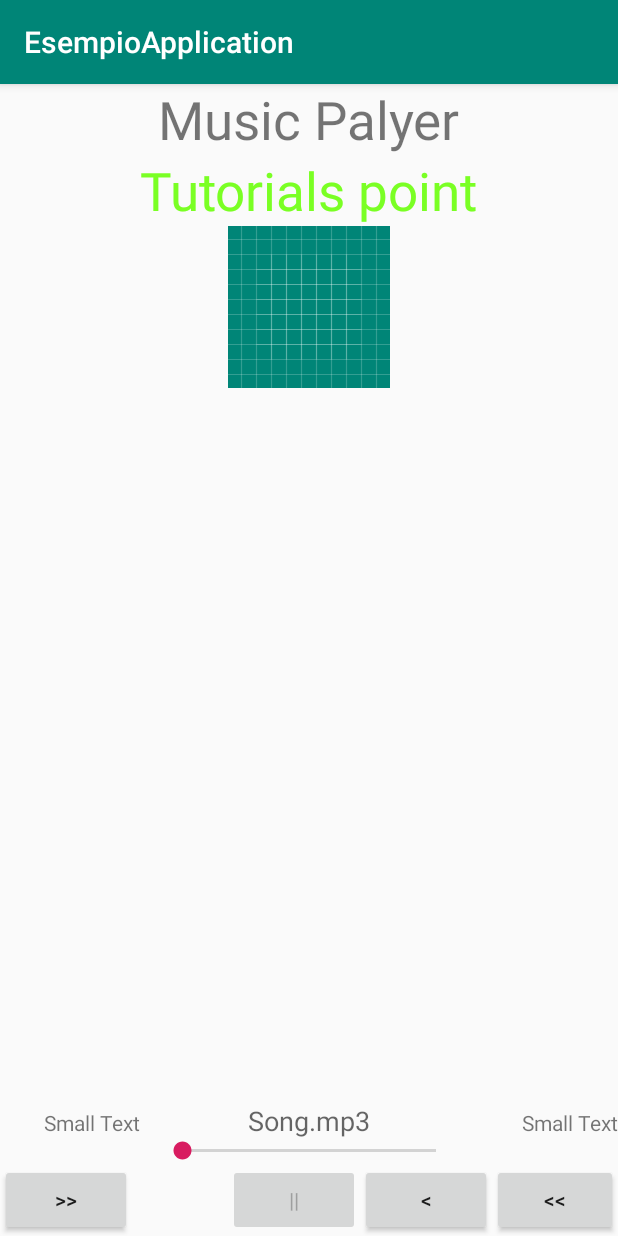
After one commit to omega9999/EsempioApplication, an Android app: the Mp3Activity screen opened directly, with no data from a screen before it, on a phone screen of 412 x 824 dp. The commit adds this screen. Run offline under Robolectric (Android 15) with nearby library versions, the phone set to English and light mode, and no system bars.

Commit message:
add example activity

```diff
--- a/app/src/main/java/com/example/esempioapplication/MainActivity.java
+++ b/app/src/main/java/com/example/esempioapplication/MainActivity.java
@@ -43,7 +43,7 @@ public class MainActivity extends AppCompatActivity {
 
         if (ContextCompat.checkSelfPermission(this, Manifest.permission.ACCESS_COARSE_LOCATION) != PackageManager.PERMISSION_GRANTED) {
             // Permission is not granted
-            Log.e(TAG,"Permission is not granted");
+            Log.e(TAG, "Permission is not granted");
         }
 
 
@@ -67,8 +67,7 @@ public class MainActivity extends AppCompatActivity {
                 final long position = (long) (Math.random() * duration);
                 if (Build.VERSION.SDK_INT >= Build.VERSION_CODES.O) {
                     mMediaPlayer.seekTo(position, MediaPlayer.SEEK_PREVIOUS_SYNC);
-                }
-                else{
+                } else {
                     mMediaPlayer.seekTo((int) position);
                 }
             }
--- /dev/null
+++ b/app/src/main/java/com/example/esempioapplication/Mp3Activity.java
@@ -0,0 +1,147 @@
+package com.example.esempioapplication;
+
+import androidx.appcompat.app.AppCompatActivity;
+
+import android.media.MediaPlayer;
+import android.os.Bundle;
+import android.os.Handler;
+import android.view.View;
+import android.widget.Button;
+import android.widget.ImageView;
+import android.widget.SeekBar;
+import android.widget.TextView;
+import android.widget.Toast;
+
+import java.util.concurrent.TimeUnit;
+
+/**
+ * http://www.tutorialspoint.com/android/android_mediaplayer.htm
+ */
+public class Mp3Activity extends AppCompatActivity {
+
+    private Button b1, b2, b3, b4;
+    private ImageView iv;
+    private MediaPlayer mediaPlayer;
+
+    private double startTime = 0;
+    private double finalTime = 0;
+
+    private Handler myHandler = new Handler();
+    private int forwardTime = 5000;
+    private int backwardTime = 5000;
+    private SeekBar seekbar;
+    private TextView tx1, tx2, tx3;
+
+    public static int oneTimeOnly = 0;
+
+    @Override
+    protected void onCreate(Bundle savedInstanceState) {
+        super.onCreate(savedInstanceState);
+        setContentView(R.layout.activity_mp3);
+
+        b1 = findViewById(R.id.button);
+        b2 = findViewById(R.id.button2);
+        b3 = findViewById(R.id.button3);
+        b4 = findViewById(R.id.button4);
+        iv = findViewById(R.id.imageView);
+
+        tx1 = findViewById(R.id.textView2);
+        tx2 = findViewById(R.id.textView3);
+        tx3 = findViewById(R.id.textView4);
+        tx3.setText(R.string.song_name);
+
+        mediaPlayer = MediaPlayer.create(this, R.raw.inno_nazionale_italia);
+        seekbar = findViewById(R.id.seekBar);
+        seekbar.setClickable(false);
+        b2.setEnabled(false);
+
+        b3.setOnClickListener(new View.OnClickListener() {
+            @Override
+            public void onClick(View v) {
+                Toast.makeText(getApplicationContext(), "Playing sound", Toast.LENGTH_SHORT).show();
+                mediaPlayer.start();
+
+                finalTime = mediaPlayer.getDuration();
+                startTime = mediaPlayer.getCurrentPosition();
+
+                if (oneTimeOnly == 0) {
+                    seekbar.setMax((int) finalTime);
+                    oneTimeOnly = 1;
+                }
+
+                tx2.setText(String.format("%d min, %d sec",
+                        TimeUnit.MILLISECONDS.toMinutes((long) finalTime),
+                        TimeUnit.MILLISECONDS.toSeconds((long) finalTime) -
+                                TimeUnit.MINUTES.toSeconds(TimeUnit.MILLISECONDS.toMinutes((long)
+                                        finalTime)))
+                );
+
+                tx1.setText(String.format("%d min, %d sec",
+                        TimeUnit.MILLISECONDS.toMinutes((long) startTime),
+                        TimeUnit.MILLISECONDS.toSeconds((long) startTime) -
+                                TimeUnit.MINUTES.toSeconds(TimeUnit.MILLISECONDS.toMinutes((long)
+                                        startTime)))
+                );
+
+                seekbar.setProgress((int) startTime);
+                myHandler.postDelayed(UpdateSongTime, 100);
+                b2.setEnabled(true);
+                b3.setEnabled(false);
+            }
+        });
+
+        b2.setOnClickListener(new View.OnClickListener() {
+            @Override
+            public void onClick(View v) {
+                Toast.makeText(getApplicationContext(), "Pausing sound", Toast.LENGTH_SHORT).show();
+                mediaPlayer.pause();
+                b2.setEnabled(false);
+                b3.setEnabled(true);
+            }
+        });
+
+        b1.setOnClickListener(new View.OnClickListener() {
+            @Override
+            public void onClick(View v) {
+                int temp = (int) startTime;
+
+                if ((temp + forwardTime) <= finalTime) {
+                    startTime = startTime + forwardTime;
+                    mediaPlayer.seekTo((int) startTime);
+                    Toast.makeText(getApplicationContext(), "You have Jumped forward 5 seconds", Toast.LENGTH_SHORT).show();
+                } else {
+                    Toast.makeText(getApplicationContext(), "Cannot jump forward 5 seconds", Toast.LENGTH_SHORT).show();
+                }
+            }
+        });
+
+        b4.setOnClickListener(new View.OnClickListener() {
+            @Override
+            public void onClick(View v) {
+                int temp = (int) startTime;
+
+                if ((temp - backwardTime) > 0) {
+                    startTime = startTime - backwardTime;
+                    mediaPlayer.seekTo((int) startTime);
+                    Toast.makeText(getApplicationContext(), "You have Jumped backward 5 seconds", Toast.LENGTH_SHORT).show();
+                } else {
+                    Toast.makeText(getApplicationContext(), "Cannot jump backward 5 seconds", Toast.LENGTH_SHORT).show();
+                }
+            }
+        });
+    }
+
+    private Runnable UpdateSongTime = new Runnable() {
+        public void run() {
+            startTime = mediaPlayer.getCurrentPosition();
+            tx1.setText(String.format("%d min, %d sec",
+                    TimeUnit.MILLISECONDS.toMinutes((long) startTime),
+                    TimeUnit.MILLISECONDS.toSeconds((long) startTime) -
+                            TimeUnit.MINUTES.toSeconds(TimeUnit.MILLISECONDS.
+                                    toMinutes((long) startTime)))
+            );
+            seekbar.setProgress((int) startTime);
+            myHandler.postDelayed(this, 100);
+        }
+    };
+}
--- a/app/src/main/res/layout/activity_main.xml
+++ b/app/src/main/res/layout/activity_main.xml
@@ -30,7 +30,7 @@
         android:layout_width="wrap_content"
         android:layout_height="wrap_content"
         android:layout_marginTop="16dp"
-        android:text="@string/pause"
+        android:text="@string/pause_play"
         app:layout_constraintStart_toStartOf="@+id/play"
         app:layout_constraintTop_toBottomOf="@+id/play" />
 
--- /dev/null
+++ b/app/src/main/res/layout/activity_mp3.xml
@@ -0,0 +1,111 @@
+<?xml version="1.0" encoding="utf-8"?>
+<RelativeLayout xmlns:android="http://schemas.android.com/apk/res/android"
+    xmlns:tools="http://schemas.android.com/tools"
+    android:layout_width="match_parent"
+    android:layout_height="match_parent"
+    tools:context=".MainActivity">
+
+    <TextView
+        android:id="@+id/textview"
+        android:layout_width="wrap_content"
+        android:layout_height="wrap_content"
+        android:layout_alignParentTop="true"
+        android:layout_centerHorizontal="true"
+        android:text="Music Palyer"
+        android:textSize="35dp" />
+
+    <TextView
+        android:id="@+id/textView"
+        android:layout_width="wrap_content"
+        android:layout_height="wrap_content"
+        android:layout_below="@+id/textview"
+        android:layout_centerHorizontal="true"
+        android:text="Tutorials point"
+        android:textColor="#ff7aff24"
+        android:textSize="35dp" />
+
+    <ImageView
+        android:id="@+id/imageView"
+        android:layout_width="wrap_content"
+        android:layout_height="wrap_content"
+        android:layout_below="@+id/textView"
+        android:layout_centerHorizontal="true"
+        android:src="@drawable/ic_launcher_background" />
+
+    <Button
+        android:id="@+id/button"
+        android:layout_width="wrap_content"
+        android:layout_height="wrap_content"
+        android:layout_alignParentStart="true"
+        android:layout_alignParentLeft="true"
+        android:layout_alignParentBottom="true"
+        android:text="@string/forward" />
+
+    <Button
+        android:id="@+id/button2"
+        android:layout_width="wrap_content"
+        android:layout_height="wrap_content"
+        android:layout_alignStart="@+id/imageView"
+        android:layout_alignLeft="@+id/imageView"
+        android:layout_alignParentBottom="true"
+        android:text="@string/pause" />
+
+    <Button
+        android:id="@+id/button3"
+        android:layout_width="wrap_content"
+        android:layout_height="wrap_content"
+        android:layout_alignTop="@+id/button2"
+        android:layout_toEndOf="@+id/button2"
+        android:layout_toRightOf="@+id/button2"
+        android:text="@string/back" />
+
+    <Button
+        android:id="@+id/button4"
+        android:layout_width="wrap_content"
+        android:layout_height="wrap_content"
+        android:layout_alignTop="@+id/button3"
+        android:layout_toEndOf="@+id/button3"
+        android:layout_toRightOf="@+id/button3"
+        android:text="@string/rewind" />
+
+    <SeekBar
+        android:id="@+id/seekBar"
+        android:layout_width="wrap_content"
+        android:layout_height="wrap_content"
+        android:layout_above="@+id/button"
+        android:layout_alignStart="@+id/textview"
+        android:layout_alignLeft="@+id/textview"
+        android:layout_alignEnd="@+id/textview"
+        android:layout_alignRight="@+id/textview" />
+
+    <TextView
+        android:id="@+id/textView2"
+        android:layout_width="wrap_content"
+        android:layout_height="wrap_content"
+        android:layout_above="@+id/seekBar"
+        android:layout_toStartOf="@+id/textView"
+        android:layout_toLeftOf="@+id/textView"
+        android:text="Small Text"
+        android:textAppearance="?android:attr/textAppearanceSmall" />
+
+    <TextView
+        android:id="@+id/textView3"
+        android:layout_width="wrap_content"
+        android:layout_height="wrap_content"
+        android:layout_above="@+id/seekBar"
+        android:layout_alignEnd="@+id/button4"
+        android:layout_alignRight="@+id/button4"
+        android:text="Small Text"
+        android:textAppearance="?android:attr/textAppearanceSmall" />
+
+    <TextView
+        android:id="@+id/textView4"
+        android:layout_width="wrap_content"
+        android:layout_height="wrap_content"
+        android:layout_alignBaseline="@+id/textView2"
+        android:layout_alignBottom="@+id/textView2"
+        android:layout_centerHorizontal="true"
+        android:text="Medium Text"
+        android:textAppearance="?android:attr/textAppearanceMedium" />
+
+</RelativeLayout>
--- a/app/src/main/res/values/strings.xml
+++ b/app/src/main/res/values/strings.xml
@@ -1,5 +1,9 @@
 <resources>
     <string name="app_name">EsempioApplication</string>
+    <string name="back"><![CDATA[<]]></string>
+    <string name="rewind"><![CDATA[<<]]></string>
+    <string name="forward"><![CDATA[>>]]></string>
+    <string name="pause">||</string>
     <string name="title_activity_scrolling">ScrollingActivity</string>
     <string name="large_text">
         "Material is the metaphor.\n\n"
@@ -93,6 +97,7 @@
     <string name="action_settings">Settings</string>
     <string name="start_scan">Start Scan</string>
     <string name="play">Play</string>
-    <string name="pause">Pause</string>
+    <string name="pause_play">Pause</string>
     <string name="goto_random">Go to random</string>
+    <string name="song_name">Song.mp3</string>
 </resources>
```
Also changed, not shown: app/src/main/AndroidManifest.xml (+8 -3 lines).
